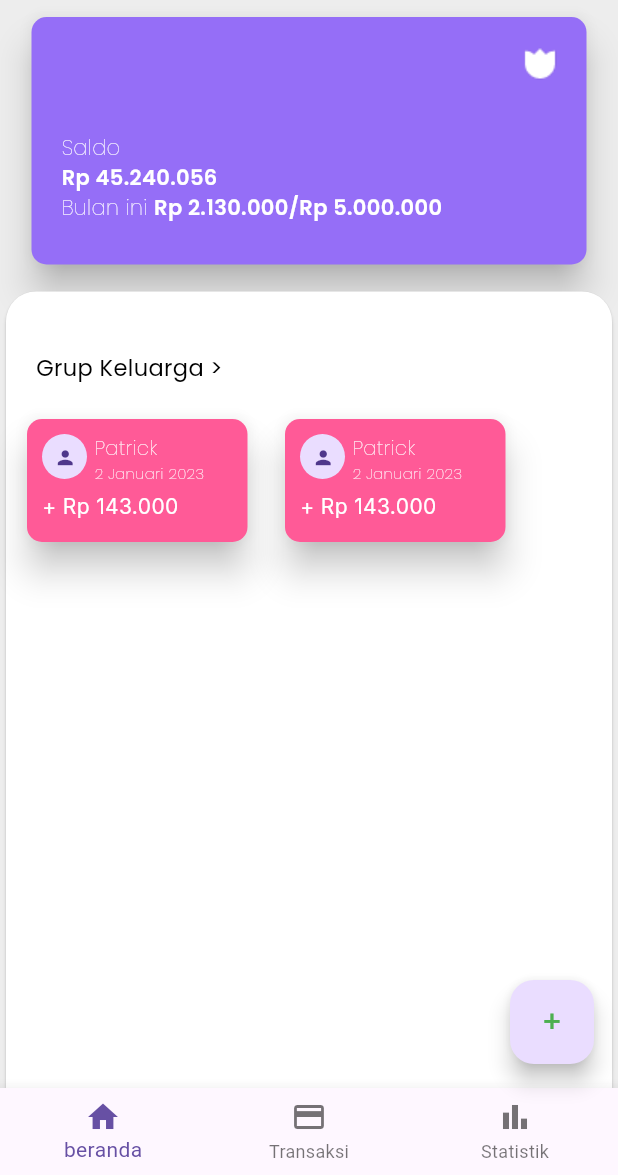
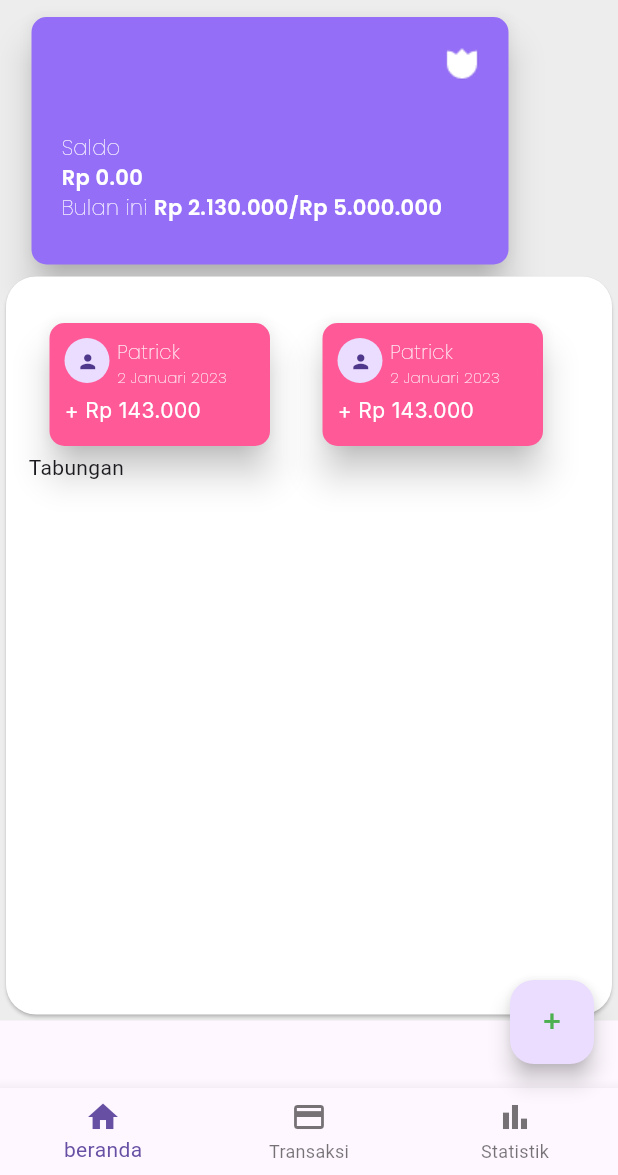
Before and after one commit to edohandoko67/Unix, a Flutter app: the HomePage screen opened by its route, on a phone screen of 412 x 824 dp, the part 61-1236 px from its top. Run offline on Flutter 3.47's test engine with Material 3 defaults, Android fonts, the phone set to English and light mode, and no system bars; our stand-ins replace firebase_auth, firebase_core, firebase_database, flutter_easyloading, fluttertoast, get and 2 more; accounts and stored records are empty.

Commit message:
refactor: continue

```diff
--- a/lib/home/home.controller.dart
+++ b/lib/home/home.controller.dart
@@ -7,9 +7,11 @@ import 'package:wallfram/utils/storage.dart';
 
 class HomeController extends GetxController {
   final Storage _storage = Storage();
-  final _database = FirebaseDatabase.instance.ref();
+  final database = FirebaseDatabase.instance.ref();
   var user = Rx<User?>(null);
+  RxList<String> items = <String>[].obs;
 
+  TextEditingController addUser = TextEditingController();
   TextEditingController addMoney = TextEditingController();
   TextEditingController addDate = TextEditingController();
 
@@ -18,7 +20,9 @@ class HomeController extends GetxController {
   void onInit() {
     // TODO: implement onInit
     super.onInit();
+
   }
+
 
   void writeToDatabase() async {
     final String? userId = FirebaseAuth.instance.currentUser?.uid;
@@ -27,10 +31,11 @@ class HomeController extends GetxController {
       return;
     }
     try {
-      final userRef = _database.child('data').child(userId);
+      final userRef = database.child('data').child(userId);
       // Menggunakan push() untuk mendapatkan ID unik dan menulis data
       final newEntryRef = userRef.push();
       await newEntryRef.set({
+        'addUser': addUser.text,
         'moneyUser': double.tryParse(addMoney.text) ?? 0.0,
         'dateAdd': addDate.text
       });
--- a/lib/home/home.dart
+++ b/lib/home/home.dart
@@ -5,9 +5,9 @@ import 'package:wallfram/home/home.controller.dart';
 import 'package:wallfram/login/loginController.dart';
 import 'package:wallfram/utils/storage.dart';
 import 'package:intl/intl.dart';
+import 'package:firebase_database/firebase_database.dart';
 
 import '../widgets/text_field.dart';
-
 
 class HomePage extends StatefulWidget {
   HomePage({Key? key}) : super(key: key);
@@ -31,7 +31,6 @@ class _HomePageState extends State<HomePage> {
 
   @override
   Widget build(BuildContext context) {
-
     String? userName = loginController.storage.getName();
     return Scaffold(
       floatingActionButtonLocation: FloatingActionButtonLocation.endFloat,
@@ -42,13 +41,21 @@ class _HomePageState extends State<HomePage> {
               context: context,
               builder: (BuildContext context) {
                 return Padding(
-                  padding: const EdgeInsets.only(
-                      left: 15.0, top: 15.0, right: 15.0),
+                  padding:
+                      const EdgeInsets.only(left: 15.0, top: 15.0, right: 15.0),
                   child: SizedBox(
                     height: 600,
                     child: Column(
                       crossAxisAlignment: CrossAxisAlignment.start,
                       children: [
+                        CustomTextField(
+                          controller: homeController.addUser,
+                          keyboardType: TextInputType.text,
+                          hintText: 'Siapakah yang menabung ?',
+                        ),
+                        SizedBox(
+                          height: 8,
+                        ),
                         CustomTextField(
                           controller: homeController.addMoney,
                           keyboardType: TextInputType.number,
@@ -76,7 +83,8 @@ class _HomePageState extends State<HomePage> {
                               locale: const Locale("id"),
                             );
                             if (pickedDate != null) {
-                              String formattedDate = DateFormat('dd MMMM yyyy').format(pickedDate);
+                              String formattedDate =
+                                  DateFormat('dd MMMM yyyy').format(pickedDate);
                               homeController.addDate.text = formattedDate;
                             }
                           },
@@ -90,8 +98,7 @@ class _HomePageState extends State<HomePage> {
                           child: ElevatedButton(
                               style: ElevatedButton.styleFrom(
                                   shape: RoundedRectangleBorder(
-                                      borderRadius:
-                                      BorderRadius.circular(10)),
+                                      borderRadius: BorderRadius.circular(10)),
                                   backgroundColor: const Color(0xFF145E35)),
                               onPressed: () {
                                 homeController.writeToDatabase();
@@ -99,8 +106,7 @@ class _HomePageState extends State<HomePage> {
                               child: const Text(
                                 'Simpan',
                                 style: TextStyle(
-                                    fontFamily: 'Poppins',
-                                    color: Colors.white),
+                                    fontFamily: 'Poppins', color: Colors.white),
                               )),
                         ),
                         const SizedBox(
@@ -112,19 +118,25 @@ class _HomePageState extends State<HomePage> {
                 );
               });
         },
-        child: const Text( '+',
+        child: const Text(
+          '+',
           style: TextStyle(
               fontSize: 20,
               fontFamily: 'Poppins',
               color: Colors.green,
-              fontWeight: FontWeight.w500),),
+              fontWeight: FontWeight.w500),
         ),
+      ),
+      //color: Color(0xFFEDEDED),
       body: SafeArea(
+        child: SingleChildScrollView(
           child: Container(
-          color: const Color(0xFFEDEDED),
-          child: ListView(
+            width: double.infinity,
+            color: Color(0xFFEDEDED),
+            child: Column(
+              crossAxisAlignment: CrossAxisAlignment.start,
               children: [
-              Container(
+                Padding(
                   padding: EdgeInsets.only(left: 20.0, right: 20.0),
                   child: Row(
                     crossAxisAlignment: CrossAxisAlignment.center,
@@ -132,9 +144,7 @@ class _HomePageState extends State<HomePage> {
                       Image.asset('images/logo.png'),
                       IconButton(
                         icon: Icon(Icons.notifications),
-                      onPressed: () {
-
-                      },
+                        onPressed: () {},
                       ),
                       IconButton(
                           onPressed: () {
@@ -147,7 +157,7 @@ class _HomePageState extends State<HomePage> {
                 ),
                 Padding(
                   padding: const EdgeInsets.only(left: 17.0, right: 17.0),
-                child: Container(
+                  child: SizedBox(
                     width: 326,
                     height: 173,
                     child: Card(
@@ -188,7 +198,7 @@ class _HomePageState extends State<HomePage> {
                               ),
                             ),
                             Text(
-                            'Rp 45.240.056',
+                              'Rp 0.00',
                               style: TextStyle(
                                 color: Colors.white,
                                 fontWeight: FontWeight.w600,
@@ -221,39 +231,23 @@ class _HomePageState extends State<HomePage> {
                     ),
                   ),
                 ),
-              Container(
-                width: 330,
-                height: 703,
-                margin: EdgeInsets.only(top: 10),
+                SizedBox(
+                  width: double.infinity,
+                  height: 500,
                   child: Card(
                     shape: RoundedRectangleBorder(
                       borderRadius: BorderRadius.circular(20),
                     ),
                     color: Color(0xFFFFFFFF),
-                  child: Row(
-                    mainAxisAlignment: MainAxisAlignment.start,
-                    children: [
-                      Container(
-                        margin: EdgeInsets.only(top: 40, left: 10),
+                    child: Padding(
+                      padding: const EdgeInsets.only(left: 15.0, top: 7),
                       child: Column(
                         crossAxisAlignment: CrossAxisAlignment.start,
                         children: [
-                            Padding(
-                              padding: const EdgeInsets.only(left: 10.0),
-                              child: Text(
-                                'Grup Keluarga >',
-                                style: TextStyle(
-                                  color: Colors.black,
-                                  fontWeight: FontWeight.w400,
-                                  fontSize: 15,
-                                  fontFamily: GoogleFonts.poppins().fontFamily,
-                                ),
-                              ),
-                            ),
                           Row(
                             children: [
                               Padding(
-                                  padding: const EdgeInsets.only(right: 17.0, top: 20),
+                                padding: const EdgeInsets.only(left: 10.0, right: 17.0, top: 20),
                                 child: SizedBox(
                                   width: 155,
                                   height: 90,
@@ -326,7 +320,7 @@ class _HomePageState extends State<HomePage> {
                                 ),
                               ),
                               Padding(
-                                  padding: const EdgeInsets.only(right: 17.0, top: 20),
+                                padding: const EdgeInsets.only(left: 10.0, right: 17.0, top: 20),
                                 child: SizedBox(
                                   width: 155,
                                   height: 90,
@@ -398,101 +392,201 @@ class _HomePageState extends State<HomePage> {
                                   ),
                                 ),
                               ),
-                                // Padding(
-                                //   padding: const EdgeInsets.only(left: 10.0, right: 17.0, top: 20),
-                                //   child: SizedBox(
-                                //     width: 155,
-                                //     height: 90,
-                                //     child: Card(
-                                //       elevation: 10,
-                                //       shape: RoundedRectangleBorder(
-                                //         borderRadius: BorderRadius.circular(10),
-                                //       ),
-                                //       color: Color(0xFFFF5A97),
-                                //       child: Column(
-                                //         crossAxisAlignment: CrossAxisAlignment.start,
-                                //         children: [
-                                //           Row(
-                                //             crossAxisAlignment: CrossAxisAlignment.start,
-                                //             children: [
-                                //               Container(
-                                //                 margin: EdgeInsets.only(top: 10, left: 10, right: 5),
-                                //                 child: CircleAvatar(
-                                //                   radius: 15,
-                                //                   child: IconButton(
-                                //                     icon: Icon(Icons.person),
-                                //                     onPressed: () {},
-                                //                     iconSize: 15,
-                                //                   ),
-                                //                 ),
-                                //               ),
-                                //               Container(
-                                //                 margin: EdgeInsets.only(top: 10, right: 5),
-                                //                 child: Column(
-                                //                   crossAxisAlignment: CrossAxisAlignment.start,
-                                //                   children: [
-                                //                     Text(
-                                //                       "Patrick",
-                                //                       style: TextStyle(
-                                //                         fontSize: 13,
-                                //                         color: Colors.white,
-                                //                         fontWeight: FontWeight.w200,
-                                //                         fontFamily: GoogleFonts.poppins().fontFamily,
-                                //                       ),
-                                //                     ),
-                                //                     Text(
-                                //                       "2 Januari 2023",
-                                //                       style: TextStyle(
-                                //                         fontSize: 10,
-                                //                         color: Colors.white,
-                                //                         fontWeight: FontWeight.w200,
-                                //                         fontFamily: GoogleFonts.poppins().fontFamily,
-                                //                       ),
-                                //                     ),
-                                //                   ],
-                                //                 ),
-                                //               ),
-                                //             ],
-                                //           ),
-                                //           Container(
-                                //             margin: EdgeInsets.only(left: 10, top: 5),
-                                //             child: Text(
-                                //               "+ Rp 143.000",
-                                //               style: TextStyle(
-                                //                 fontSize: 14,
-                                //                 color: Colors.white,
-                                //                 fontWeight: FontWeight.w400,
-                                //                 fontFamily: GoogleFonts.inter().fontFamily,
-                                //               ),
-                                //             ),
-                                //           ),
-                                //         ],
-                                //       ),
-                                //     ),
-                                //   ),
-                                // ),
                             ],
-                            )
+                          ),
+                          Text(
+                            'Tabungan',
+                            textAlign: TextAlign.start,
+                          ),
+                          Expanded(
+                            child: ListView.builder(
+                              itemCount: homeController.items.length,
+                              itemBuilder: (BuildContext context, int index) {
+                                print('isi list : ${homeController.items}');
+                                return Padding(
+                                  padding:
+                                      const EdgeInsets.only(left: 10.0, right: 10.0),
+                                  child: Card(
+                                    elevation: 10,
+                                    shape: RoundedRectangleBorder(
+                                      borderRadius: BorderRadius.circular(10),
+                                    ),
+                                    color: Color(0xFF75A9B8),
+                                    child: Column(
+                                      crossAxisAlignment: CrossAxisAlignment.start,
+                                      children: [
+                                        Row(
+                                          crossAxisAlignment:
+                                              CrossAxisAlignment.start,
+                                          children: [
+                                            Container(
+                                              margin: EdgeInsets.only(
+                                                  top: 10, left: 10, right: 5),
+                                              child: CircleAvatar(
+                                                radius: 15,
+                                                child: IconButton(
+                                                  icon: Icon(Icons.person),
+                                                  onPressed: () {},
+                                                  iconSize: 15,
+                                                ),
+                                              ),
+                                            ),
+                                            Container(
+                                              margin:
+                                                  EdgeInsets.only(top: 10, right: 5),
+                                              child: Column(
+                                                crossAxisAlignment:
+                                                    CrossAxisAlignment.start,
+                                                children: [
+                                                  Text(
+                                                    homeController.items[index]['dateAdd'],
+                                                    style: TextStyle(
+                                                      fontSize: 13,
+                                                      color: Colors.white,
+                                                      fontWeight: FontWeight.w200,
+                                                      fontFamily:
+                                                          GoogleFonts.poppins()
+                                                              .fontFamily,
+                                                    ),
+                                                  ),
+                                                  Text(
+                                                    homeController.items[index].toString(),
+                                                    style: TextStyle(
+                                                      fontSize: 10,
+                                                      color: Colors.white,
+                                                      fontWeight: FontWeight.w200,
+                                                      fontFamily:
+                                                          GoogleFonts.poppins()
+                                                              .fontFamily,
+                                                    ),
+                                                  ),
                                                 ],
                                               ),
                                             ),
                                           ],
                                         ),
+                                        Container(
+                                          margin: EdgeInsets.only(left: 10, top: 5),
+                                          child: Text(
+                                            homeController.items[index].toString(),
+                                            style: TextStyle(
+                                              fontSize: 14,
+                                              color: Colors.white,
+                                              fontWeight: FontWeight.w400,
+                                              fontFamily:
+                                                  GoogleFonts.inter().fontFamily,
+                                            ),
+                                          ),
+                                        ),
+                                      ],
+                                    ),
+                                  ),
+                                );
+                              },
                             ),
                           )
                         ],
+                      ),
+                      // ListView.builder(
+                      //   itemCount: homeController.items.length,
+                      //   itemBuilder: (BuildContext context, int index) {
+                      //     return Padding(
+                      //       padding:
+                      //           const EdgeInsets.only(left: 10.0, right: 10.0),
+                      //       child: Card(
+                      //         elevation: 10,
+                      //         shape: RoundedRectangleBorder(
+                      //           borderRadius: BorderRadius.circular(10),
+                      //         ),
+                      //         color: Color(0xFF75A9B8),
+                      //         child: Column(
+                      //           crossAxisAlignment: CrossAxisAlignment.start,
+                      //           children: [
+                      //             Row(
+                      //               crossAxisAlignment:
+                      //                   CrossAxisAlignment.start,
+                      //               children: [
+                      //                 Container(
+                      //                   margin: EdgeInsets.only(
+                      //                       top: 10, left: 10, right: 5),
+                      //                   child: CircleAvatar(
+                      //                     radius: 15,
+                      //                     child: IconButton(
+                      //                       icon: Icon(Icons.person),
+                      //                       onPressed: () {},
+                      //                       iconSize: 15,
+                      //                     ),
+                      //                   ),
+                      //                 ),
+                      //                 Container(
+                      //                   margin:
+                      //                       EdgeInsets.only(top: 10, right: 5),
+                      //                   child: Column(
+                      //                     crossAxisAlignment:
+                      //                         CrossAxisAlignment.start,
+                      //                     children: [
+                      //                       Text(
+                      //                         homeController.items[index]['userAdd'],
+                      //                         style: TextStyle(
+                      //                           fontSize: 13,
+                      //                           color: Colors.white,
+                      //                           fontWeight: FontWeight.w200,
+                      //                           fontFamily:
+                      //                               GoogleFonts.poppins()
+                      //                                   .fontFamily,
+                      //                         ),
+                      //                       ),
+                      //                       Text(
+                      //                         homeController.items[index]['dateAdd'],
+                      //                         style: TextStyle(
+                      //                           fontSize: 10,
+                      //                           color: Colors.white,
+                      //                           fontWeight: FontWeight.w200,
+                      //                           fontFamily:
+                      //                               GoogleFonts.poppins()
+                      //                                   .fontFamily,
+                      //                         ),
+                      //                       ),
+                      //                     ],
+                      //                   ),
+                      //                 ),
+                      //               ],
+                      //             ),
+                      //             Container(
+                      //               margin: EdgeInsets.only(left: 10, top: 5),
+                      //               child: Text(
+                      //                 homeController.items[index]['moneyUser'],
+                      //                 style: TextStyle(
+                      //                   fontSize: 14,
+                      //                   color: Colors.white,
+                      //                   fontWeight: FontWeight.w400,
+                      //                   fontFamily:
+                      //                       GoogleFonts.inter().fontFamily,
+                      //                 ),
+                      //               ),
+                      //             ),
+                      //           ],
+                      //         ),
+                      //       ),
+                      //     );
+                      //   },
+                      // )
+                    ),
+                  ),
+                )
+            ]),
           ),
         ),
       ),
       bottomNavigationBar: BottomNavigationBar(
         currentIndex: _currentIndex,
         onTap: _onTabTapped,
-          selectedFontSize: 14.0, // Adjust the selected label font size
-          unselectedFontSize: 12.0, // Adjust the unselected label font size
+        selectedFontSize: 14.0,
+        // Adjust the selected label font size
+        unselectedFontSize: 12.0,
+        // Adjust the unselected label font size
         items: [
-            BottomNavigationBarItem(
-                icon: Icon(Icons.home),
-                label: "beranda"),
+          BottomNavigationBarItem(icon: Icon(Icons.home), label: "beranda"),
           BottomNavigationBarItem(
             icon: Icon(Icons.payment),
             label: 'Transaksi',
@@ -509,6 +603,7 @@ class _HomePageState extends State<HomePage> {
       ),
     );
   }
+
   void bottomSheetLogout(BuildContext context) {
     showDialog(
         barrierDismissible: true,
```
Lines whose indentation alone changed are shown as unchanged.
